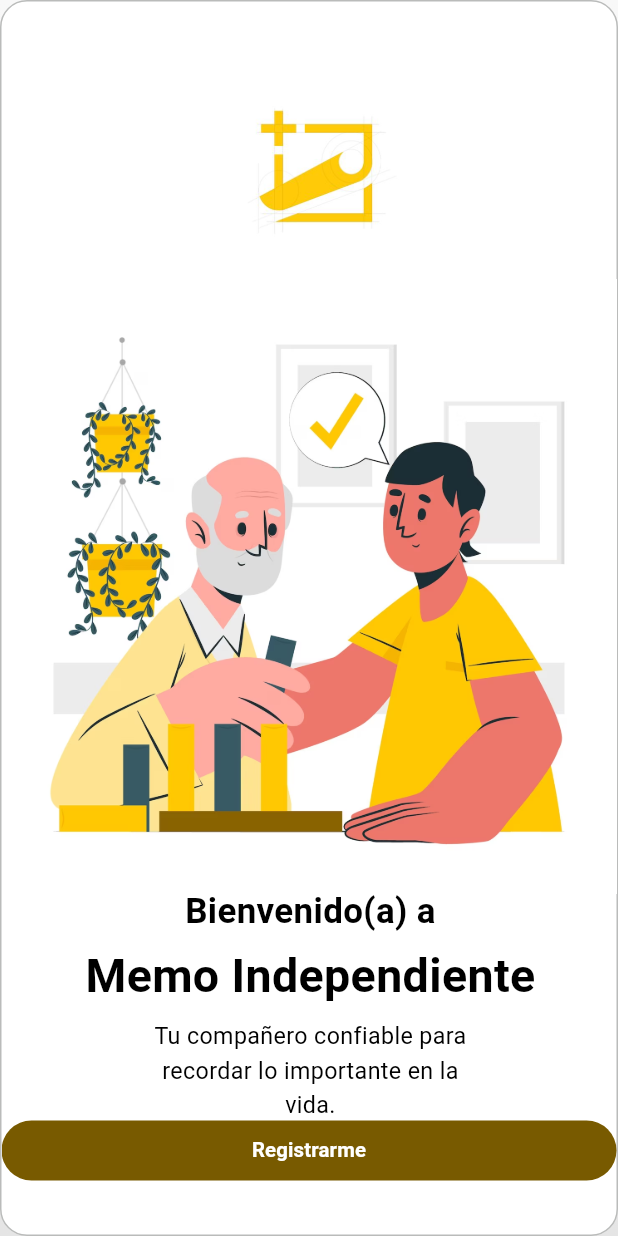
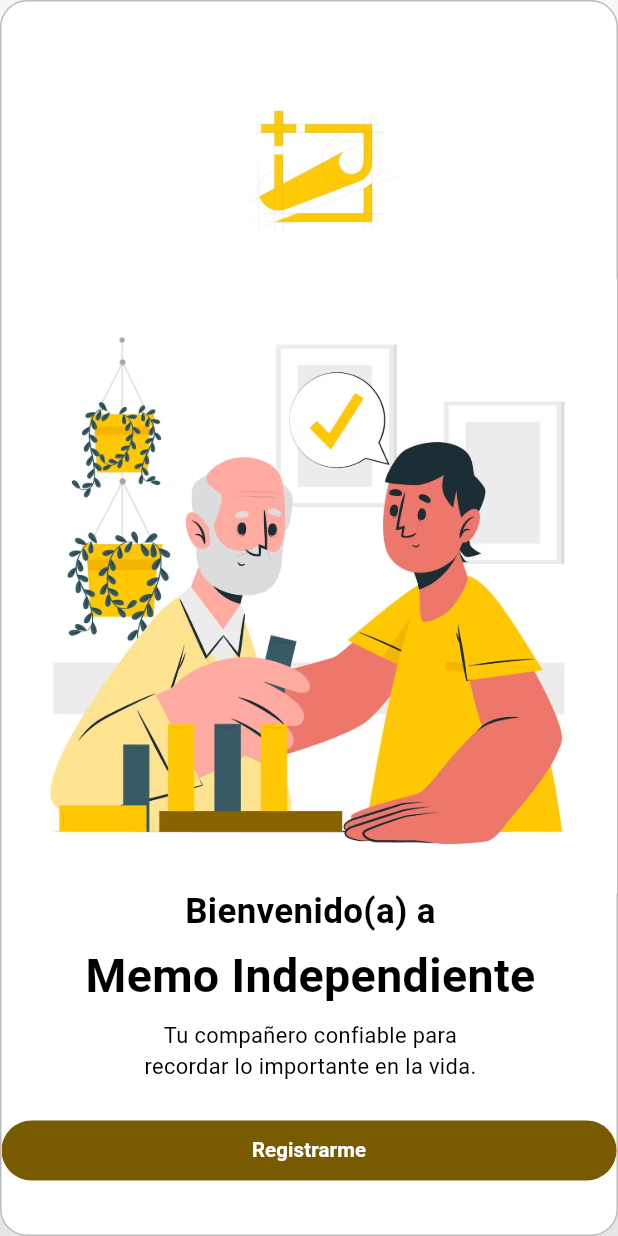
Before and after one commit to GaitanJulian/HCI, a Flutter app: the screen it shows after launch, on a phone screen of 412 x 824 dp. Run offline on Flutter 3.47's test engine with Material 2 defaults, Android fonts, the phone set to English and light mode, and no system bars; our stand-ins replace get, google_fonts.

Commit message:
change font size

```diff
--- a/app/lib/screens/onboarding.dart
+++ b/app/lib/screens/onboarding.dart
@@ -97,7 +97,7 @@
                                     'Tu compañero confiable para recordar lo importante en la vida.',
                                     textAlign: TextAlign.center,
                                     style: GoogleFonts.roboto(
-                                      fontSize: 16 * ffem,
+                                      fontSize: 15 * ffem,
                                       fontWeight: FontWeight.w400,
                                       height: 1.5 * ffem / fem,
                                       color: Color(0xff000000),
```
